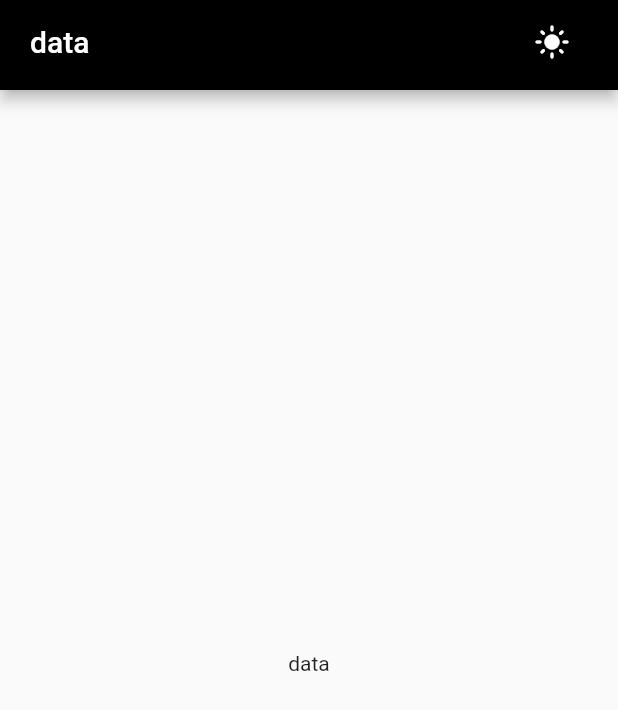
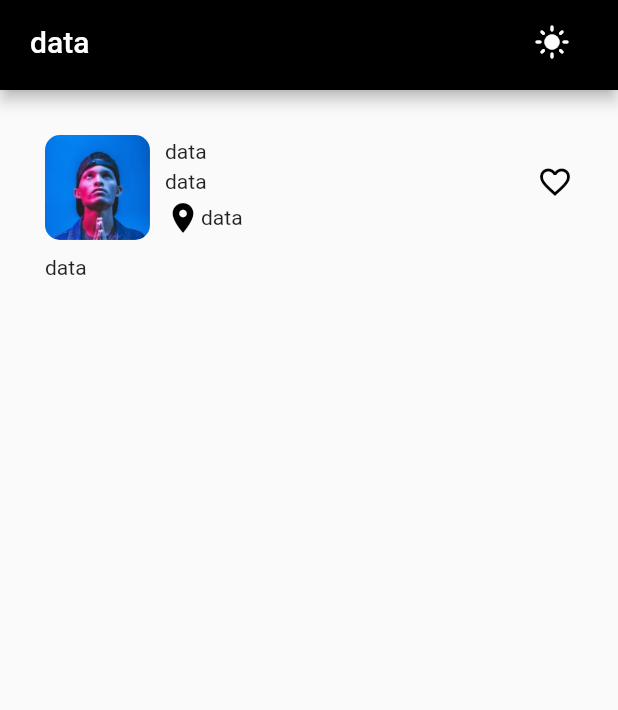
Before and after one commit to AfsharKourosh/curriculum_vitae, a Flutter app: the screen it shows after launch, on a phone screen of 412 x 824 dp. Shown: the top 710 px of the screen. Run offline on Flutter 3.47's test engine with Material 3 defaults, Android fonts, the phone set to English and light mode, and no system bars.

Commit message:
feat: Add image assets and implement InfoBox widget in main screen

```diff
--- a/lib/core/components/utils/constants.dart
+++ b/lib/core/components/utils/constants.dart
@@ -1,5 +1,18 @@
 import 'package:flutter/material.dart';
 
 class AppColors {
-static const Color darkAppBar=Color(0xFF000000);
+  static const Color darkAppBar = Color(0xFF000000);
 }
+
+class AppAddress {
+  static const String ae = 'assets/images/ae.png';
+  static const String ai = 'assets/images/ai.png';
+  static const String lr = 'assets/images/lr.png';
+  static const String ps = 'assets/images/ps.png';
+  static const String xd = 'assets/images/xd.png';
+  static const String profileImage = 'assets/images/profile_image.png';
+}
+
+class AppSizes {
+  static const EdgeInsetsGeometry all30 = EdgeInsetsGeometry.all(30);
+}
--- a/lib/feature/main/presentation/screen/main_screen.dart
+++ b/lib/feature/main/presentation/screen/main_screen.dart
@@ -1,4 +1,5 @@
 import 'package:curriculum_vitae/core/components/custom_app_bar.dart';
+import 'package:curriculum_vitae/feature/main/presentation/widget/info_box.dart';
 import 'package:flutter/material.dart';
 
 class MainScreen extends StatefulWidget {
@@ -13,7 +14,9 @@ class _MainScreenState extends State<MainScreen> {
   Widget build(BuildContext context) {
     return Scaffold(
       appBar: CustomAppBar(),
-      body: Center(child: Text('data')),
+      body: Column(children: [
+        InfoBox()
+      ],),
     );
   }
 }
--- /dev/null
+++ b/lib/feature/main/presentation/widget/info_box.dart
@@ -0,0 +1,50 @@
+import 'package:curriculum_vitae/core/components/utils/constants.dart';
+import 'package:flutter/material.dart';
+
+class InfoBox extends StatelessWidget {
+  const InfoBox({super.key});
+
+  @override
+  Widget build(BuildContext context) {
+    CrossAxisAlignment crossStart = CrossAxisAlignment.start;
+    return Padding(
+      padding: AppSizes.all30,
+      child: Column(
+        crossAxisAlignment: crossStart,
+        spacing: 10,
+        children: [
+          Row(
+            spacing: 10,
+            children: [
+              ClipRRect(
+                borderRadius: BorderRadiusGeometry.circular(10),
+                child: Image.asset(
+                  height: 70,
+                  width: 70,
+                  AppAddress.profileImage,
+                ),
+              ),
+              Expanded(
+                child: Column(
+                  crossAxisAlignment: crossStart,
+                  children: [
+                    Text('data'),
+                    Row(
+                      children: [
+                        Text('data'),
+                        Spacer(),
+                        Icon(Icons.favorite_border_sharp),
+                      ],
+                    ),
+                    Row(children: [Icon(Icons.location_on), Text('data')]),
+                  ],
+                ),
+              ),
+            ],
+          ),
+          Text('data'),
+        ],
+      ),
+    );
+  }
+}
--- a/pubspec.yaml
+++ b/pubspec.yaml
@@ -24,8 +24,8 @@ flutter:
 
   uses-material-design: true
 
-  # assets:
-  #   - images/a_dot_burr.jpeg
+  assets:
+    - assets/images/
 
   # fonts:
   #   - family: Schyler
```
Also changed, not shown: assets/images/ae.png (added), assets/images/ai.png (added), assets/images/lr.png (added), assets/images/profile_image.png (added), assets/images/ps.png (added), assets/images/xd.png (added).
